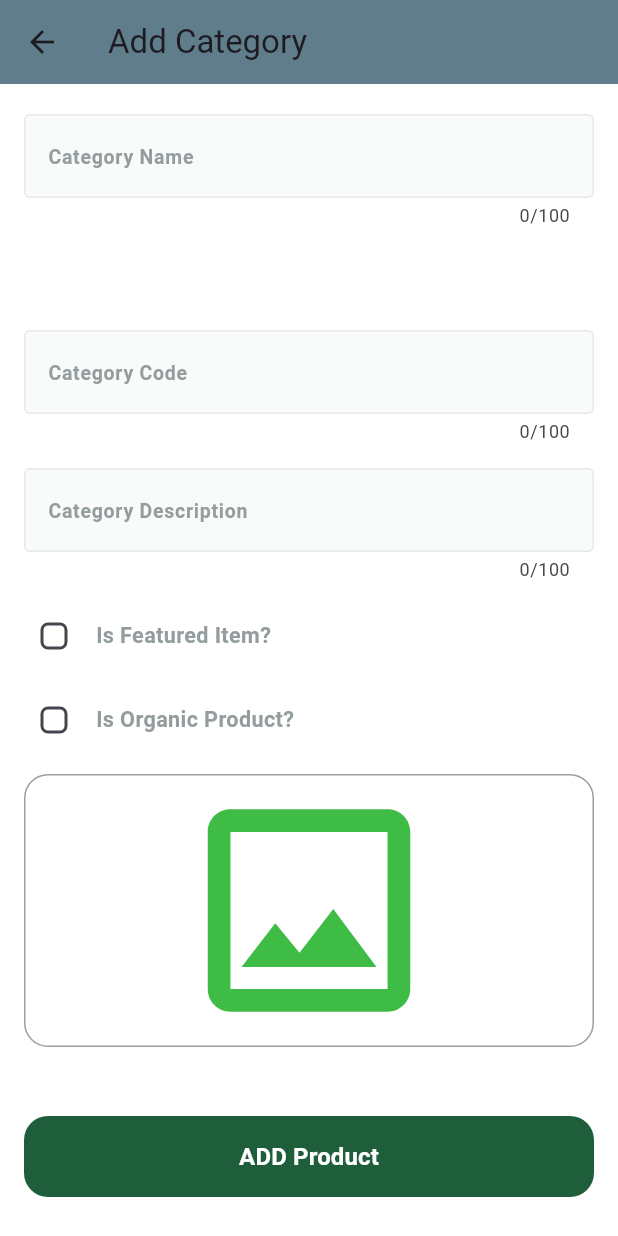
After one commit to AhmedJaberAhmed/HarvestHub-Dashboard, a Flutter app: the screen it shows after launch, after a tap on an icon or button, on a phone screen of 412 x 824 dp. The commit adds this screen. Run offline on Flutter 3.47's test engine with Material 3 defaults, Android fonts, the phone set to English and light mode, and no system bars; drawn by our look-alikes of modal_progress_hud_nsn, skeletonizer; our stand-ins replace awesome_snackbar_content, bloc, cached_network_image, cloud_firestore, dartz, firebase_core and 5 more; accounts and stored records are empty; statements that could not run were skipped.

Commit message:
Initial commit

```diff
--- /dev/null
+++ b/android/temp_app/lib/main.dart
@@ -0,0 +1,125 @@
+import 'package:flutter/material.dart';
+
+void main() {
+  runApp(const MyApp());
+}
+
+class MyApp extends StatelessWidget {
+  const MyApp({super.key});
+
+  // This widget is the root of your application.
+  @override
+  Widget build(BuildContext context) {
+    return MaterialApp(
+      title: 'Flutter Demo',
+      theme: ThemeData(
+        // This is the theme of your application.
+        //
+        // TRY THIS: Try running your application with "flutter run". You'll see
+        // the application has a purple toolbar. Then, without quitting the app,
+        // try changing the seedColor in the colorScheme below to Colors.green
+        // and then invoke "hot reload" (save your changes or press the "hot
+        // reload" button in a Flutter-supported IDE, or press "r" if you used
+        // the command line to start the app).
+        //
+        // Notice that the counter didn't reset back to zero; the application
+        // state is not lost during the reload. To reset the state, use hot
+        // restart instead.
+        //
+        // This works for code too, not just values: Most code changes can be
+        // tested with just a hot reload.
+        colorScheme: ColorScheme.fromSeed(seedColor: Colors.deepPurple),
+        useMaterial3: true,
+      ),
+      home: const MyHomePage(title: 'Flutter Demo Home Page'),
+    );
+  }
+}
+
+class MyHomePage extends StatefulWidget {
+  const MyHomePage({super.key, required this.title});
+
+  // This widget is the home page of your application. It is stateful, meaning
+  // that it has a State object (defined below) that contains fields that affect
+  // how it looks.
+
+  // This class is the configuration for the state. It holds the values (in this
+  // case the title) provided by the parent (in this case the App widget) and
+  // used by the build method of the State. Fields in a Widget subclass are
+  // always marked "final".
+
+  final String title;
+
+  @override
+  State<MyHomePage> createState() => _MyHomePageState();
+}
+
+class _MyHomePageState extends State<MyHomePage> {
+  int _counter = 0;
+
+  void _incrementCounter() {
+    setState(() {
+      // This call to setState tells the Flutter framework that something has
+      // changed in this State, which causes it to rerun the build method below
+      // so that the display can reflect the updated values. If we changed
+      // _counter without calling setState(), then the build method would not be
+      // called again, and so nothing would appear to happen.
+      _counter++;
+    });
+  }
+
+  @override
+  Widget build(BuildContext context) {
+    // This method is rerun every time setState is called, for instance as done
+    // by the _incrementCounter method above.
+    //
+    // The Flutter framework has been optimized to make rerunning build methods
+    // fast, so that you can just rebuild anything that needs updating rather
+    // than having to individually change instances of widgets.
+    return Scaffold(
+      appBar: AppBar(
+        // TRY THIS: Try changing the color here to a specific color (to
+        // Colors.amber, perhaps?) and trigger a hot reload to see the AppBar
+        // change color while the other colors stay the same.
+        backgroundColor: Theme.of(context).colorScheme.inversePrimary,
+        // Here we take the value from the MyHomePage object that was created by
+        // the App.build method, and use it to set our appbar title.
+        title: Text(widget.title),
+      ),
+      body: Center(
+        // Center is a layout widget. It takes a single child and positions it
+        // in the middle of the parent.
+        child: Column(
+          // Column is also a layout widget. It takes a list of children and
+          // arranges them vertically. By default, it sizes itself to fit its
+          // children horizontally, and tries to be as tall as its parent.
+          //
+          // Column has various properties to control how it sizes itself and
+          // how it positions its children. Here we use mainAxisAlignment to
+          // center the children vertically; the main axis here is the vertical
+          // axis because Columns are vertical (the cross axis would be
+          // horizontal).
+          //
+          // TRY THIS: Invoke "debug painting" (choose the "Toggle Debug Paint"
+          // action in the IDE, or press "p" in the console), to see the
+          // wireframe for each widget.
+          mainAxisAlignment: MainAxisAlignment.center,
+          children: <Widget>[
+            const Text(
+              'You have pushed the button this many times:',
+            ),
+            Text(
+              '$_counter',
+              style: Theme.of(context).textTheme.headlineMedium,
+            ),
+          ],
+        ),
+      ),
+      floatingActionButton: FloatingActionButton(
+        onPressed: _incrementCounter,
+        tooltip: 'Increment',
+        child: const Icon(Icons.add),
+      ), // This trailing comma makes auto-formatting nicer for build methods.
+    );
+  }
+}
--- a/lib/core/repos/product_repo.dart
+++ b/lib/core/repos/product_repo.dart
@@ -4,4 +4,5 @@ import 'package:fruiteshubdashboard2/errors/failure.dart';
 
 abstract class ProductRepo {
   Future<Either<Failure, void>> addProduct(ProductEntity addProductInputEntity);
+  Future<Either<Failure, void>> addCategory(CategoryEntity addCategorynputEntity);
 }
--- a/lib/core/utils/backend_endpoints.dart
+++ b/lib/core/utils/backend_endpoints.dart
@@ -7,6 +7,7 @@ class BackendEndPoints{
  static const isUserExist="users";
  static const images="images";
  static const productsCollection="products";
+ static const categoriesCollection="categoriesCollection";
  static const subpProjectKey="https://fybonvmkjwtylgwgdoqw.supabase.co";
  static const subaApiKey="eyJhbGciOiJIUzI1NiIsInR5cCI6IkpXVCJ9.eyJpc3MiOiJzdXBhYmFzZSIsInJlZiI6ImZ5Ym9udm1rand0eWxnd2dkb3F3Iiwicm9sZSI6InNlcnZpY2Vfcm9sZSIsImlhdCI6MTc0MzI1NzU1OSwiZXhwIjoyMDU4ODMzNTU5fQ.FrFRSIuN3pSLgO3yNMwsNPdYSQA5rjQQKgk9M7OMm10";
 
--- a/lib/features/add_product/domain/entities/add_product_input_entity.dart
+++ b/lib/features/add_product/domain/entities/add_product_input_entity.dart
@@ -5,6 +5,7 @@ import 'package:fruiteshubdashboard2/features/add_product/domain/entities/review
 class ProductEntity {
   final String name;
   final String code;
+  final String categoryCode;
   final String description;
   final num price;
   final File image;
@@ -22,6 +23,7 @@ final List<ReviewEntity> reviews;
     required this.expirationsMonths,
     required this.reviews,
     required this.numberOfCalories,
+    required this.categoryCode,
     required this.unitAmount,
     required this.name,
       this.isOrganic=false,
@@ -33,3 +35,43 @@ final List<ReviewEntity> reviews;
     this.imageUrl,
   });
 }
+
+
+
+
+
+
+
+class CategoryEntity {
+  final String name;
+  final String code;
+ // final String categoryCode;
+  final String description;
+  final num price;
+  final File image;
+  final bool isFeatured;
+  String? imageUrl;
+  final int expirationsMonths;
+  final bool isOrganic  ;
+  final int numberOfCalories;
+  final int unitAmount;
+  final num avgRating =0;
+  final num ratingCount =0;
+  final List<ReviewEntity> reviews;
+
+  CategoryEntity({
+    required this.expirationsMonths,
+    required this.reviews,
+    required this.numberOfCalories,
+    //required this.categoryCode,
+    required this.unitAmount,
+    required this.name,
+    this.isOrganic=false,
+    required this.code,
+    required this.description,
+    required this.price,
+    required this.image,
+    required this.isFeatured,
+    this.imageUrl,
+  });
+}
--- a/lib/features/add_product/presentation/view/widgets/AddProductViewBody.dart
+++ b/lib/features/add_product/presentation/view/widgets/AddProductViewBody.dart
@@ -20,7 +20,7 @@ class _AddProductViewBodyState extends State<AddProductViewBody> {
   final GlobalKey<FormState> _formKey = GlobalKey<FormState>();
   AutovalidateMode autovalidateMode = AutovalidateMode.disabled;
 
-  String? name, code, description;
+  String? name, code, description,categoryCode;
   num? price, expirationMonths, numOfCalories, unitAmount;
   File? image;
   bool isFeatured = false;
@@ -65,6 +65,12 @@ class _AddProductViewBodyState extends State<AddProductViewBody> {
               CustomTextFormField(
                 onSaved: (value) => numOfCalories = num.tryParse(value ?? ""),
                 hintText: "Number of Calories",
+                textInputType: TextInputType.number,
+              ),
+              const SizedBox(height: 16),
+              CustomTextFormField(
+                onSaved: (value) => categoryCode= value?.toUpperCase(),
+                hintText: "Category Code",
                 textInputType: TextInputType.number,
               ),
               const SizedBox(height: 16),
@@ -121,6 +127,7 @@ class _AddProductViewBodyState extends State<AddProductViewBody> {
                     }
 
                     final input = ProductEntity(
+                      categoryCode: categoryCode!,
                       reviews: [],
                       isOrganic: isOrganic,
                       expirationsMonths: expirationMonths!.toInt(),
--- /dev/null
+++ b/lib/features/categories/presentation/widgets/Add category.dart
@@ -0,0 +1,238 @@
+import 'dart:io';
+
+import 'package:awesome_snackbar_content/awesome_snackbar_content.dart';
+import 'package:flutter/material.dart';
+import 'package:flutter_bloc/flutter_bloc.dart';
+import 'package:fruiteshubdashboard2/core/repos/images_repo.dart';
+import 'package:fruiteshubdashboard2/core/repos/product_repo.dart';
+import 'package:fruiteshubdashboard2/core/services/git_it.dart';
+import 'package:fruiteshubdashboard2/core/widgets/buildAppBar.dart';
+import 'package:fruiteshubdashboard2/features/add_product/domain/entities/add_product_input_entity.dart';
+import 'package:fruiteshubdashboard2/features/add_product/presentation/manager/add_product_cubit.dart';
+import 'package:modal_progress_hud_nsn/modal_progress_hud_nsn.dart';
+
+import '../../../../core/widgets/custom_button.dart';
+import '../../../../core/widgets/cutom_text_field.dart';
+import '../../../../core/widgets/isFeaturedCheckBox.dart';
+import '../../../add_product/presentation/view/widgets/image_field.dart';
+import '../../../add_product/presentation/view/widgets/isOrganic.dart';
+
+class AddCategoryView extends StatelessWidget {
+  const AddCategoryView({super.key});
+
+
+
+  @override
+  Widget build(BuildContext context) {
+    return Scaffold(backgroundColor: Colors.white,
+      appBar: buildAppBar("Add Category"),
+      body: BlocProvider(
+        create: (context) =>
+            AddProductCubit(getIt.get<ImagesRepo>(), getIt.get<ProductRepo>() ),
+        child: AddCategoryBodyBlocBuilder(),
+      ),
+    );
+  }
+}
+
+
+
+
+
+
+
+
+
+
+
+
+
+
+
+
+class AddCategoryBodyBlocBuilder extends StatelessWidget {
+  const AddCategoryBodyBlocBuilder({super.key});
+
+  @override
+  Widget build(BuildContext context) {
+    return BlocConsumer<AddProductCubit, AddProductState>(
+      listener: (context, state) {
+        if (state is AddProductSuccess) {
+          final snackBar = SnackBar(
+            behavior: SnackBarBehavior.floating,
+            backgroundColor: Colors.transparent,
+            elevation: 0,
+            content: AwesomeSnackbarContent(
+              title: 'Success!',
+              message: 'Your operation was successful.',
+              contentType: ContentType.success,
+            ),
+          );
+          ScaffoldMessenger.of(context).showSnackBar(snackBar);
+        } else if (state is AddProductFailure) {
+          final snackBar = SnackBar(
+            behavior: SnackBarBehavior.floating,
+            backgroundColor: Colors.transparent,
+            elevation: 0,
+            content: AwesomeSnackbarContent(
+              title: 'Error!',
+              message: 'Your operation failed. Please try again.',
+              contentType: ContentType.failure,
+            ),
+          );
+          ScaffoldMessenger.of(context).showSnackBar(snackBar);
+        }
+      },
+      builder: (context, state) {
+        return ModalProgressHUD(
+            inAsyncCall: state is AddProductLoading,
+
+            child: AddCategoryViewBody());
+      },
+    );
+  }
+}
+
+
+
+
+
+
+
+
+
+
+
+
+
+
+
+
+
+
+
+
+
+
+
+
+class AddCategoryViewBody extends StatefulWidget {
+  const AddCategoryViewBody({super.key});
+
+  @override
+  State<AddCategoryViewBody> createState() => _AddCategoryViewBodyState();
+}
+
+class _AddCategoryViewBodyState extends State<AddCategoryViewBody> {
+  final GlobalKey<FormState> _formKey = GlobalKey<FormState>();
+  AutovalidateMode autovalidateMode = AutovalidateMode.disabled;
+
+  String? name, code, description;
+
+  File? image;
+  bool isFeatured = false;
+  bool isOrganic = false;
+
+  void showSnackBar(String message) {
+    ScaffoldMessenger.of(context).showSnackBar(SnackBar(content: Text(message)));
+  }
+
+  @override
+  Widget build(BuildContext context) {
+    return Padding(
+      padding: const EdgeInsets.symmetric(horizontal: 16.0),
+      child: SingleChildScrollView(
+        child: Form(
+          key: _formKey,
+          autovalidateMode: autovalidateMode,
+          child: Column(
+            children: [
+
+              Padding(
+                padding: const EdgeInsets.symmetric(vertical: 20.0),
+                child: CustomTextFormField(
+                  onSaved: (value) => name = value,
+                  hintText: "Category Name",
+                  textInputType: TextInputType.text,
+                ),
+              ),
+              const SizedBox(height: 16),
+
+
+              const SizedBox(height: 16),
+
+              const SizedBox(height: 16),
+              CustomTextFormField(
+                onSaved: (value) => code = value?.toLowerCase(),
+                hintText: "Category Code",
+                textInputType: TextInputType.text,
+              ),
+              const SizedBox(height: 16),
+              CustomTextFormField(
+                onSaved: (value) => description = value,
+                hintText: "Category Description",
+                textInputType: TextInputType.text,
+                maxLines: 100,
+              ),
+              const SizedBox(height: 16),
+              IsFeaturedCheckBox(
+                onChanged: (value) => setState(() => isFeatured = value),
+              ),
+              const SizedBox(height: 16),
+              IsOrganicCheckBox(
+                onChanged: (value) => setState(() => isOrganic = value),
+              ),
+              const SizedBox(height: 16),
+              ImageField(
+                onFileChanged: (file) => setState(() => image = file),
+              ),
+              const SizedBox(height: 16),
+              CustomButton(
+                onPressed: () {
+                  if (image == null) {
+                    showSnackBar("Please select an image.");
+                    return;
+                  }
+
+                  if (_formKey.currentState!.validate()) {
+                    _formKey.currentState!.save();
+
+                    if (name == null ||
+                        code == null ||
+                        description == null ) {
+                      showSnackBar("All fields are required.");
+                      return;
+                    }
+
+                    final input = CategoryEntity(
+
+                      reviews: [],
+                      isOrganic: isOrganic,
+                      expirationsMonths: 0,
+                      numberOfCalories:0 ,
+                      unitAmount: 0,
+                      image: image!,
+                      name: name!,
+                      code: code!,
+                      price: 0,
+                      description: description!,
+                      isFeatured: isFeatured,
+                    );
+
+                    context.read<AddProductCubit>().addCategory(input);
+                  } else {
+                    setState(() {
+                      autovalidateMode = AutovalidateMode.always;
+                    });
+                  }
+                },
+                text: "ADD Product",
+              ),
+              const SizedBox(height: 16),
+            ],
+          ),
+        ),
+      ),
+    );
+  }
+}
--- a/lib/features/views/widgets/dashboard_view_body.dart
+++ b/lib/features/views/widgets/dashboard_view_body.dart
@@ -2,6 +2,7 @@ import 'package:flutter/material.dart';
 import 'package:fruiteshubdashboard2/features/add_product/presentation/view/add_product_view.dart';
 import 'package:fruiteshubdashboard2/features/orders/presentation/views/orders_view.dart';
 import '../../../core/widgets/custom_button.dart';
+import '../../categories/presentation/widgets/Add category.dart';
 
 class DashboardViewBody extends StatelessWidget {
   const DashboardViewBody({super.key});
@@ -45,6 +46,19 @@ class DashboardViewBody extends StatelessWidget {
                   Navigator.pushNamed(context, AddProductView.routeName);
                 },
               ),
+            ), const SizedBox(height: 40),
+            SizedBox(
+              width: double.infinity,
+              child: CustomButton(
+                text: "➕  Add Category",
+                onPressed: () {
+                  Navigator.push(
+                    context,
+                    MaterialPageRoute(builder: (context) => AddCategoryView()),
+                  );
+
+                },
+              ),
             ),
             const SizedBox(height: 20),
             SizedBox(
```
Also changed, not shown: lib/core/repos/product_repo_imp.dart (+12 -1 lines), lib/features/add_product/data/model/add_product_input_model.dart (+114 -0 lines), lib/features/add_product/presentation/manager/add_product_cubit.dart (+23 -0 lines), 128 other files.
